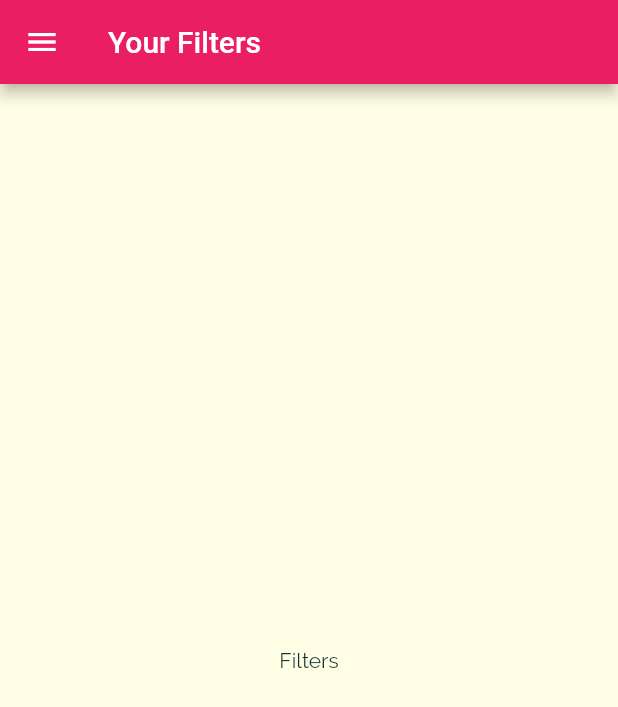
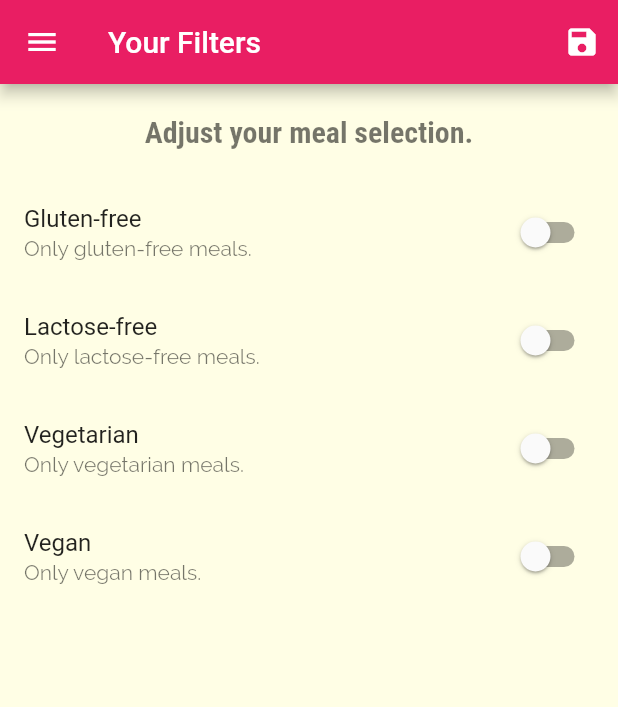
Before and after one commit to ShahMaaz/MealsApp, a Flutter app: the FiltersScreen screen opened by its route, on a phone screen of 412 x 824 dp. Shown: the top 707 px of the screen. Run offline on Flutter 3.47's test engine with Material 2 defaults, Android fonts, the phone set to English and light mode, and no system bars.

Commit message:
final commit

```diff
--- a/lib/main.dart
+++ b/lib/main.dart
@@ -1,17 +1,64 @@
 import 'package:flutter/material.dart';
+import 'package:meals_app/dummy_data.dart';
+import 'package:meals_app/models/filter.dart';
 import 'package:meals_app/screens/category_meals_screen.dart';
-import 'package:meals_app/screens/category_screen.dart';
 import 'package:meals_app/screens/filters_screen.dart';
 import 'package:meals_app/screens/meal_details_screen.dart';
 import 'package:meals_app/screens/tabs_screen.dart';
+
+import 'models/meal.dart';
 
 void main() {
   runApp(const MyApp());
 }
 
-class MyApp extends StatelessWidget {
+class MyApp extends StatefulWidget {
   const MyApp({Key? key}) : super(key: key);
 
+  @override
+  State<MyApp> createState() => _MyAppState();
+}
+
+class _MyAppState extends State<MyApp> {
+  Filter _filters = Filter();
+  List<Meal> _availableMeals = DUMMY_MEALS;
+  List<Meal> _favoriteMeals = [];
+
+  void _setFilters(Filter filterData){
+    setState(() {
+    _filters = filterData;
+    _availableMeals = DUMMY_MEALS.where((meal) {
+      if(_filters.gluten && !meal.isGlutenFree){
+        return false;
+      }
+      if(_filters.lactose && !meal.isLactoseFree){
+        return false;
+      }
+      if(_filters.vegetarian && !meal.isVegetarian){
+        return false;
+      }
+      if(_filters.vegan && !meal.isVegan){
+        return false;
+      }
+      return true;
+    }).toList();
+    });
+  }
+
+  void _toggleFavorite(String mealID){
+    final existingIndex = _favoriteMeals.indexWhere((meal) => meal.id == mealID);
+    setState(() {
+      if(existingIndex >= 0){
+        _favoriteMeals.removeAt(existingIndex);
+      }else{
+        _favoriteMeals.add(DUMMY_MEALS.firstWhere((meal) => meal.id == mealID),);
+      }
+    });
+  }
+
+  bool isMealFavorite(String id){
+    return _favoriteMeals.any((meal) => meal.id == id);
+  }
   @override
   Widget build(BuildContext context) {
     return MaterialApp(
@@ -38,10 +85,10 @@ class MyApp extends StatelessWidget {
       ),
       initialRoute: '/',
       routes: {
-        '/': (context) => const TabsScreen(),
-        CategoryMealsScreen.routeName: (context) => const CategoryMealsScreen(),
-        MealDetailsScreen.routeName: (context) => const MealDetailsScreen(),
-        FiltersScreen.routName: (context) => const FiltersScreen(),
+        '/': (context) => TabsScreen(favoriteMeals: _favoriteMeals,),
+        CategoryMealsScreen.routeName: (context) => CategoryMealsScreen(availableMeals: _availableMeals,),
+        MealDetailsScreen.routeName: (context) => MealDetailsScreen(toggleFavorite: _toggleFavorite, isFavorite: isMealFavorite,),
+        FiltersScreen.routName: (context) => FiltersScreen(saveFilters: _setFilters, currentFilters: _filters,),
       },
      /* onGenerateRoute: (settings) {
         print('Maz Shah ${settings.name}');
--- /dev/null
+++ b/lib/models/filter.dart
@@ -0,0 +1,13 @@
+class Filter {
+  bool gluten;
+  bool lactose;
+  bool vegetarian;
+  bool vegan;
+
+  Filter({
+    this.gluten = false,
+    this.lactose = false,
+    this.vegetarian = false,
+    this.vegan = false,
+  });
+}
--- a/lib/screens/filters_screen.dart
+++ b/lib/screens/filters_screen.dart
@@ -1,21 +1,131 @@
 import 'package:flutter/material.dart';
 import 'package:meals_app/widgets/main_drawer.dart';
 
-class FiltersScreen extends StatelessWidget {
+import '../dialog.dart';
+import '../models/filter.dart';
+
+class FiltersScreen extends StatefulWidget {
   static const routName = '/filters';
+  final Function(Filter) saveFilters;
+  final Filter currentFilters;
 
-  const FiltersScreen({Key? key}) : super(key: key);
+  const FiltersScreen(
+      {Key? key, required this.saveFilters, required this.currentFilters})
+      : super(key: key);
+
+  @override
+  State<FiltersScreen> createState() => _FiltersScreenState();
+}
+
+class _FiltersScreenState extends State<FiltersScreen> {
+  bool _glutenFree = false;
+  bool _lactoseFree = false;
+  bool _vegetarian = false;
+  bool _vegan = false;
+
+  @override
+  void initState() {
+    _glutenFree = widget.currentFilters.gluten;
+    _lactoseFree = widget.currentFilters.lactose;
+    _vegetarian = widget.currentFilters.vegetarian;
+    _vegan = widget.currentFilters.vegan;
+    super.initState();
+  }
+
+  Widget _buildSwitchListTile(String title, String description,
+      bool currentValue, Function(bool) updateValue) {
+    return SwitchListTile(
+      activeColor: Theme.of(context).colorScheme.secondary,
+      title: Text(title),
+      subtitle: Text(description),
+      value: currentValue,
+      onChanged: updateValue,
+    );
+  }
 
   @override
   Widget build(BuildContext context) {
     return Scaffold(
         appBar: AppBar(
           title: const Text('Your Filters'),
+          actions: [
+            IconButton(
+              onPressed: () {
+                final selectedFilters = Filter(
+                    gluten: _glutenFree,
+                    lactose: _lactoseFree,
+                    vegetarian: _vegetarian,
+                    vegan: _vegan);
+                widget.saveFilters(selectedFilters);
+                if(selectedFilters.gluten || selectedFilters.lactose || selectedFilters.vegetarian || selectedFilters.vegan) {
+                  MyDialog.buildDialog(context, 'Successfully applied filters');
+                }else{
+                  MyDialog.buildDialog(context, 'No filter applied - please apply some');
+                }
+              },
+              icon: const Icon(Icons.save),
+            ),
+          ],
         ),
         drawer: const MainDrawer(),
-      body: const Center(
-        child: Text('Filters'),
+        body: Column(
+          children: [
+            Container(
+              padding: const EdgeInsets.all(20),
+              child: Text(
+                'Adjust your meal selection.',
+                style: Theme.of(context).textTheme.headline1,
               ),
+            ),
+            _buildSwitchListTile(
+              'Gluten-free',
+              'Only gluten-free meals.',
+              _glutenFree,
+              (newValue) {
+                setState(
+                  () {
+                    _glutenFree = newValue;
+                  },
                 );
+              },
+            ),
+            _buildSwitchListTile(
+              'Lactose-free',
+              'Only lactose-free meals.',
+              _lactoseFree,
+              (newValue) {
+                setState(
+                  () {
+                    _lactoseFree = newValue;
+                  },
+                );
+              },
+            ),
+            _buildSwitchListTile(
+              'Vegetarian',
+              'Only vegetarian meals.',
+              _vegetarian,
+              (newValue) {
+                setState(
+                  () {
+                    _vegetarian = newValue;
+                  },
+                );
+              },
+            ),
+            _buildSwitchListTile(
+              'Vegan',
+              'Only vegan meals.',
+              _vegan,
+              (newValue) {
+                setState(
+                  () {
+                    _vegan = newValue;
+                  },
+                );
+              },
+            ),
+          ],
+        ));
   }
 }
```
Also changed, not shown: lib/dialog.dart (added, +27 -0 lines), lib/screens/category_meals_screen.dart (+12 -11 lines), lib/screens/favorites_screen.dart (+26 -4 lines), lib/screens/meal_details_screen.dart (+14 -9 lines), lib/screens/tabs_screen.dart (+13 -14 lines), lib/widgets/meal_item.dart (+10 -5 lines). Lines whose indentation alone changed are shown as unchanged.
